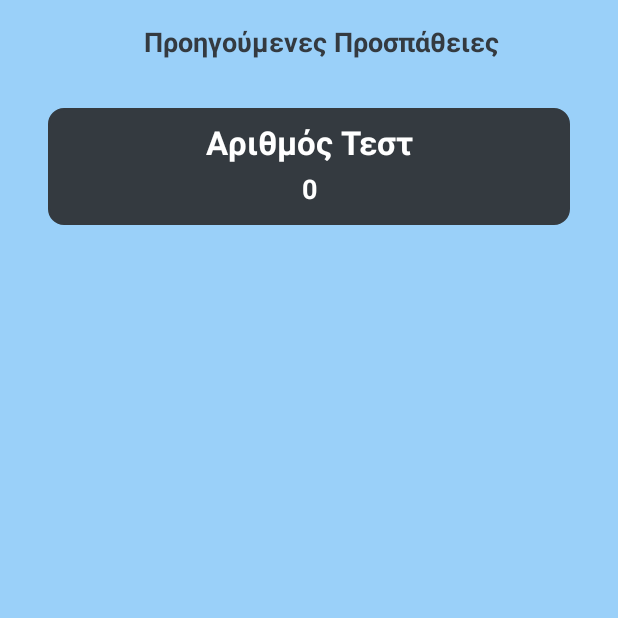
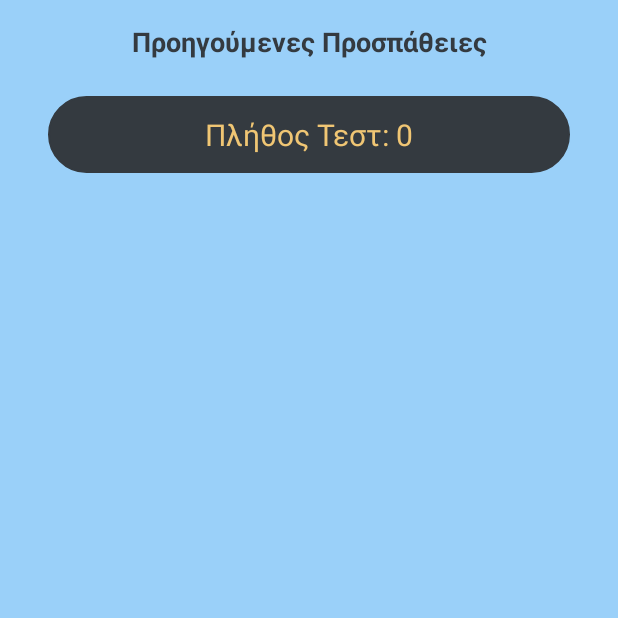
Before and after one commit to ETS-Android2/boating-license-exam, an Android app: the TestsList screen opened directly, with no data from a screen before it, on a phone screen of 412 x 824 dp, the top half of it. Run offline under Robolectric (Android 15) with nearby library versions, the phone set to English and light mode, and no system bars; 2 statements that could not run were skipped.

Commit message:
Toolbar Fixed, Final Layout Almost Final

```diff
--- a/app/src/main/java/com/example/project/QuestionsAdapter.java
+++ b/app/src/main/java/com/example/project/QuestionsAdapter.java
@@ -49,6 +49,7 @@ public class QuestionsAdapter extends RecyclerView.Adapter<QuestionsAdapter.View
 
 
         holder.title.setText("Ερώτηση " + (position+1));
+//        holder.title.setText("Αποθηκευμένη Ερώτηση " + (position+1));
     }
 
     @Override
--- a/app/src/main/java/com/example/project/TestsList.java
+++ b/app/src/main/java/com/example/project/TestsList.java
@@ -13,9 +13,7 @@ import java.util.ArrayList;
 public class TestsList extends AppCompatActivity implements TestsAdapter.OnQuestionListener {
     private ArrayList<Integer> tests;
 
-    private TextView message1;
-    private TextView message2;
-    private TextView message3;
+    private TextView message;
 
     @Override
     protected void onCreate(Bundle savedInstanceState) {
@@ -28,9 +26,7 @@ public class TestsList extends AppCompatActivity implements TestsAdapter.OnQuest
         System.out.println("Resumed");
         tests = new ArrayList<>();
 
-        message1 = findViewById(R.id.message1);
-        message2 = findViewById(R.id.message2);
-        message3 = findViewById(R.id.message3);
+        message = findViewById(R.id.message);
 
         initQuestions();
         super.onResume();
@@ -39,9 +35,7 @@ public class TestsList extends AppCompatActivity implements TestsAdapter.OnQuest
     private void initQuestions(){
         MyDBHandler dbHandler = new MyDBHandler(this, null, null, 1);
         int testsSize = dbHandler.getTestSize();
-        message1.setText(getString(R.string.menu_previous_attempts));
-        message2.setText(getString(R.string.number_of_tests));
-        message3.setText("" + testsSize);
+        message.setText(getString(R.string.number_of_tests) + ": " + testsSize);
         int[][] tests = new int[testsSize][2];
         tests = dbHandler.getTests();;
         for (int i=0; i<testsSize; i++)
--- a/app/src/main/res/drawable/correct.xml
+++ b/app/src/main/res/drawable/round_item.xml
@@ -1,6 +1,6 @@
 <?xml version="1.0" encoding="utf-8"?>
 <shape android:shape="rectangle" xmlns:android="http://schemas.android.com/apk/res/android">
     <stroke android:color="@color/blackish" android:width="1dp"/>
-    <corners android:radius="250dp"/>
-    <solid android:color="@color/greenish"/>
+    <corners android:radius="150dp"/>
+    <solid android:color="@color/blackish"/>
 </shape>
--- a/app/src/main/res/drawable/false_item.xml
+++ b/app/src/main/res/drawable/wrong_item.xml
@@ -1,6 +1,6 @@
 <?xml version="1.0" encoding="utf-8"?>
 <shape android:shape="rectangle" xmlns:android="http://schemas.android.com/apk/res/android">
     <stroke android:color="@color/blackish" android:width="1dp"/>
-    <corners android:radius="10dp"/>
+    <corners android:radius="150dp"/>
     <solid android:color="@color/reddish"/>
 </shape>
--- a/app/src/main/res/layout/activity_tests_list.xml
+++ b/app/src/main/res/layout/activity_tests_list.xml
@@ -9,74 +9,34 @@
 
         <LinearLayout
             android:layout_width="match_parent"
-        android:layout_height="match_parent"
-        android:orientation="vertical">
-
-        <LinearLayout
-            android:id="@+id/linear1"
-            android:layout_width="match_parent"
             android:layout_height="wrap_content"
             android:focusableInTouchMode="true"
             android:orientation="vertical">
 
-            <androidx.appcompat.widget.Toolbar
-                android:id="@+id/toolbar"
+            <TextView
+                android:id="@+id/title"
                 android:layout_width="match_parent"
-                android:layout_height="?attr/actionBarSize"
-                android:background="@color/colorPrimary"
-                app:layout_constraintEnd_toEndOf="parent"
-                app:layout_constraintStart_toStartOf="parent"
-                app:layout_constraintTop_toTopOf="parent">
-
-                <TextView
-                    android:id="@+id/message1"
-                    android:layout_width="match_parent"
-                    android:layout_height="wrap_content"
+                android:layout_height="?actionBarSize"
+                android:gravity="center"
                 android:text="@string/menu_previous_attempts"
-                    android:gravity="center"
                 android:textColor="@color/blackish"
                 android:textSize="18sp"
                 android:textStyle="bold"/>
 
-            </androidx.appcompat.widget.Toolbar>
-
-            <LinearLayout
-                android:id="@+id/linear2"
+            <TextView
+                android:id="@+id/message"
                 android:layout_width="match_parent"
                 android:layout_height="wrap_content"
                 android:layout_marginHorizontal="32dp"
-                android:layout_marginVertical="16dp"
-                android:background="@drawable/square_item"
-                android:orientation="vertical">
-
-                <TextView
-                    android:id="@+id/message2"
-                    android:layout_width="match_parent"
-                    android:layout_height="wrap_content"
                 android:layout_marginTop="8dp"
+                android:layout_marginBottom="16dp"
+                android:padding="12dp"
                 android:textAlignment="center"
                 android:text="@string/number_of_tests"
-                    android:textColor="@android:color/white"
-                    android:textStyle="bold"
-                    android:textSize="22sp"
-                    app:layout_constraintStart_toStartOf="parent"
-                    app:layout_constraintTop_toBottomOf="@+id/message1"/>
+                android:textColor="@color/orangish"
+                android:textSize="20sp"
+                android:background="@drawable/round_item"/>
 
-                <TextView
-                    android:id="@+id/message3"
-                    android:layout_width="match_parent"
-                    android:layout_height="wrap_content"
-                    android:layout_marginTop="4dp"
-                    android:layout_marginBottom="12dp"
-                    android:textAlignment="center"
-                    android:text="@string/out_of_twenty"
-                    android:textColor="@android:color/white"
-                    android:textStyle="bold"
-                    android:textSize="18sp"
-                    app:layout_constraintStart_toStartOf="parent"
-                    app:layout_constraintTop_toBottomOf="@+id/message2"/>
-            </LinearLayout>
-        </LinearLayout>
 
         <androidx.recyclerview.widget.RecyclerView
             android:id="@+id/recycler_view"
--- a/app/src/main/res/values/colors.xml
+++ b/app/src/main/res/values/colors.xml
@@ -6,4 +6,5 @@
     <color name="blackish">#343a40</color>
     <color name="greenish">#00C853</color>
     <color name="reddish">#E90000</color>
+    <color name="orangish">#F0C674</color>
 </resources>
--- a/app/src/main/res/values/strings.xml
+++ b/app/src/main/res/values/strings.xml
@@ -35,8 +35,8 @@
     <string name="successes">Επιτυχημένα:</string>
     <string name="failures">Αποτυχημένα:</string>
 
-    <string name="number_of_tests">Αριθμός Τεστ</string>
-    <string name="number_of_saved_questions">Αριθμός Αποθηκευμένων Ερωτήσεων</string>
+    <string name="number_of_tests">Πλήθος Τεστ</string>
+    <string name="number_of_saved_questions">Πλήθος Ερωτήσεων</string>
 
     <string name="sentence_dummy">This is a long sentence.</string>
 
```
Also changed, not shown: app/src/main/java/com/example/project/QuestionsList.java (+13 -19 lines), app/src/main/res/layout/activity_main.xml (+6 -13 lines), app/src/main/res/layout/activity_questions_list.xml (+24 -66 lines), app/src/main/res/layout/activity_saved_question.xml (+10 -17 lines), app/src/main/res/layout/activity_test.xml (+10 -18 lines), app/src/main/res/layout/activity_test_question.xml (+10 -18 lines). Lines whose indentation alone changed are shown as unchanged.
